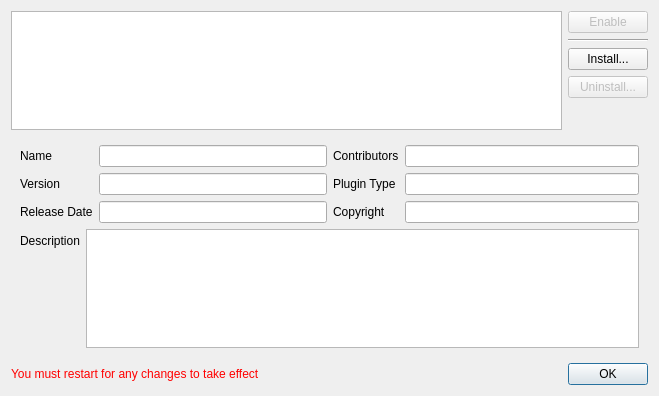
This is src/UI/QT/Form_ManagePlugins.ui in TheBeef/WhippyTerm as Qt 5 draws it before an edit. The edited form follows.
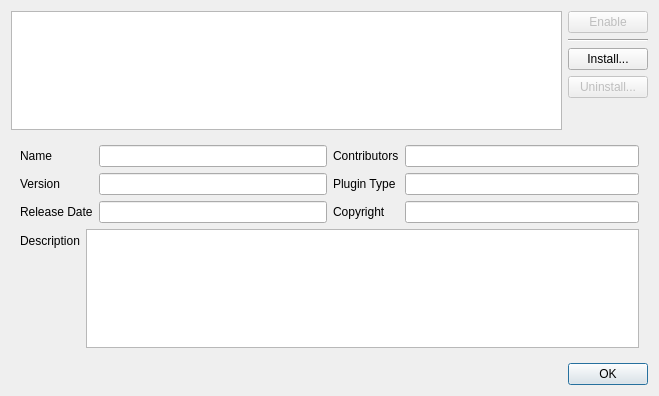
This is the edited form.

Commit message: Updated plugin system to be able to uninstall a plugin without a restart

```diff
--- a/src/UI/QT/Form_ManagePlugins.ui
+++ b/src/UI/QT/Form_ManagePlugins.ui
@@ -315,25 +315,6 @@
       <property name="bottomMargin">
        <number>0</number>
       </property>
-      <item>
-       <widget class="QLabel" name="MustRestart_label">
-        <property name="sizePolicy">
-         <sizepolicy hsizetype="Expanding" vsizetype="Preferred">
-          <horstretch>0</horstretch>
-          <verstretch>0</verstretch>
-         </sizepolicy>
-        </property>
-        <property name="styleSheet">
-         <string notr="true">color:red</string>
-        </property>
-        <property name="text">
-         <string>You must restart for any changes to take effect</string>
-        </property>
-        <property name="wordWrap">
-         <bool>true</bool>
-        </property>
-       </widget>
-      </item>
       <item>
        <widget class="QDialogButtonBox" name="buttonBox">
         <property name="sizePolicy">
```
The commit also changes 25 other files.
